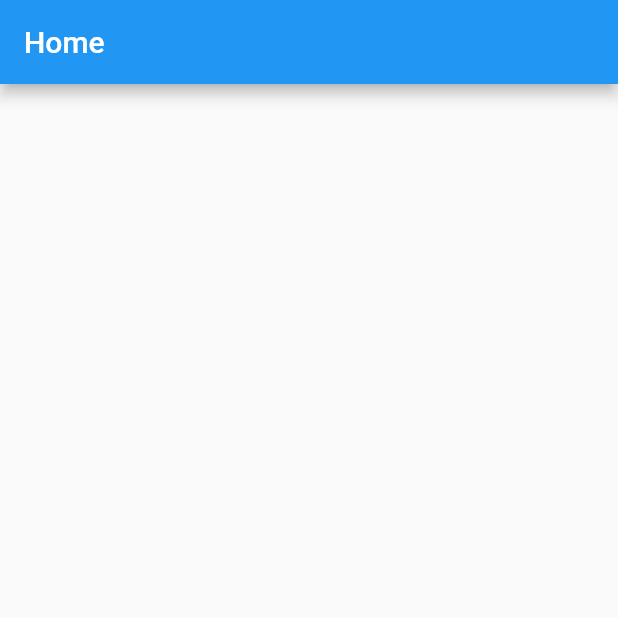
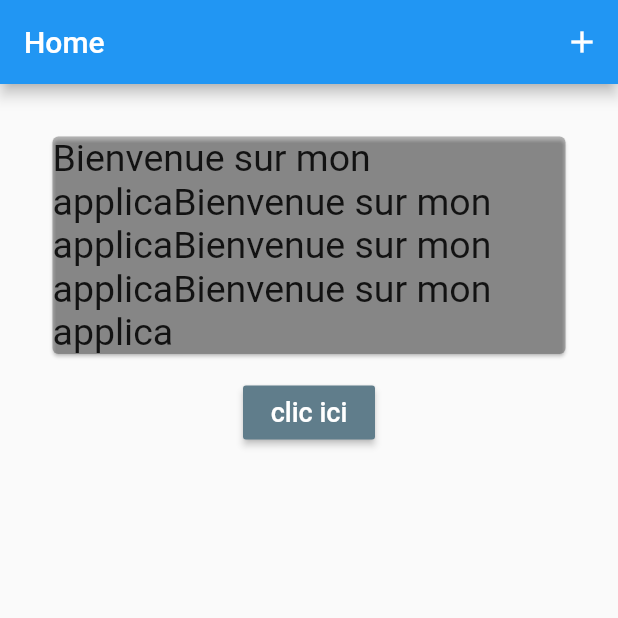
Before and after one commit to theogllrd/suiviDeuzyV2, a Flutter app: the screen it shows after launch, on a phone screen of 412 x 824 dp, the top half of it. Run offline on Flutter 3.47's test engine with Material 2 defaults, Android fonts, the phone set to English and light mode, and no system bars.

Commit message:
first navigation added

```diff
--- a/lib/main.dart
+++ b/lib/main.dart
@@ -5,7 +5,6 @@ import 'screens/home.dart';
 void main() => runApp(MyApp());
 
 class MyApp extends StatelessWidget {
-
   @override
   Widget build(BuildContext context) {
     return MaterialApp(
--- a/lib/screens/home.dart
+++ b/lib/screens/home.dart
@@ -1,13 +1,67 @@
 import 'package:flutter/material.dart';
+import 'package:suivideuzy/screens/SpaceDetails.dart';
+
+import 'newSpace.dart';
 
 class Home extends StatelessWidget {
-
   @override
   Widget build(BuildContext context) {
     return Scaffold(
       appBar: AppBar(
         title: Text('Home'),
+        actions: <Widget>[
+          IconButton(
+            icon: const Icon(Icons.add),
+            tooltip: 'Add',
+            onPressed: () {
+              Navigator.push(
+                context,
+                MaterialPageRoute(builder: (BuildContext context) {
+                  return newSpace();
+                }),
+              );
+            },
+          )
+        ],
+      ),
+      body: Center(
+        child: Padding(
+          padding: const EdgeInsets.all(20.0),
+          child: Column(
+            mainAxisAlignment: MainAxisAlignment.start,
+            crossAxisAlignment: CrossAxisAlignment.center,
+            children: <Widget>[
+              Card(
+                child: Text(
+                  'Bienvenue sur mon applicaBienvenue sur mon applicaBienvenue sur mon applicaBienvenue sur mon applica',
+                  style: TextStyle(
+                    fontSize: 25,
+                  ),
+                ),
+                margin: EdgeInsets.only(
+                    top: 15.0, left: 15.0, bottom: 15.0, right: 15.0),
+                color: Colors.black26,
+              ),
+              RaisedButton(
+                child: Text(
+                  'clic ici',
+                  style: TextStyle(
+                    color: Colors.white,
+                    fontSize: 18.0,
+                  ),
+                ),
+                color: Colors.blueGrey,
+                onPressed: () {
+                  Navigator.push(context,
+                      MaterialPageRoute(builder: (BuildContext context) {
+                    return SpaceDetails();
+                  }));
+                },
+              ),
+            ],
+          ),
         ),
+      ),
     );
   }
 }
```
Also changed, not shown: lib/screens/SpaceDetails.dart (added, +14 -0 lines), lib/screens/newSpace.dart (added, +14 -0 lines).
